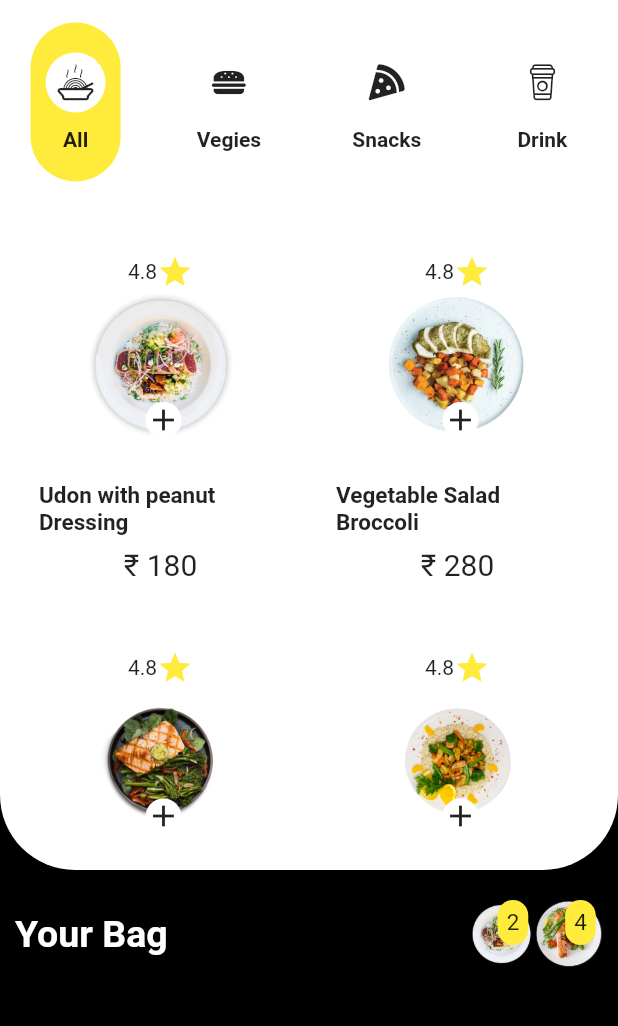
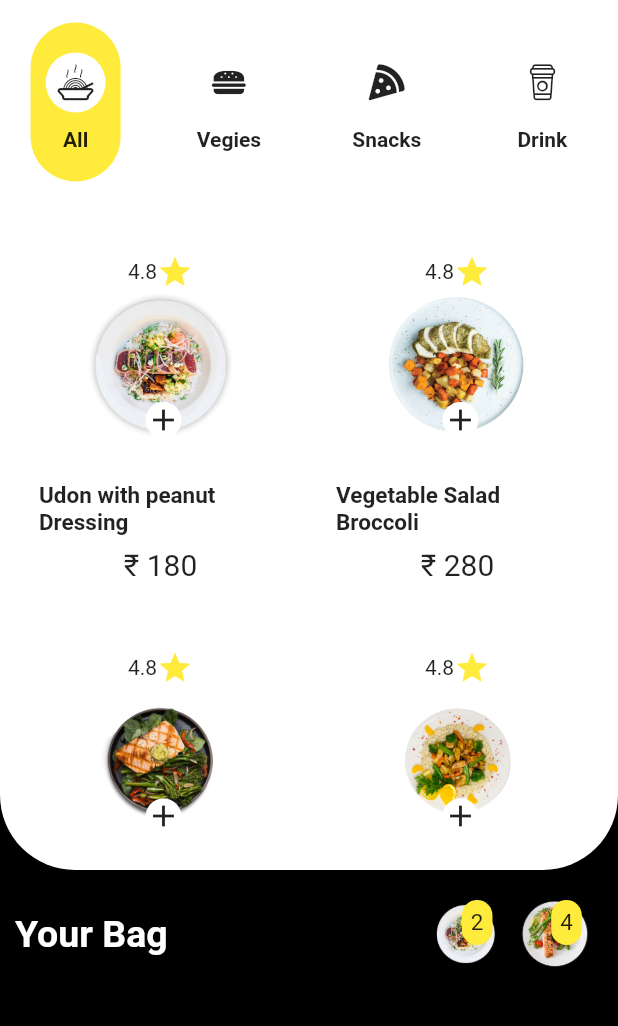
Before and after one commit to ghoshnilotpal8/DesignChallenge-, a Flutter app: the screen it shows after launch, on a phone screen of 412 x 824 dp, the part 180-1206 px from its top. Run offline on Flutter 3.47's test engine with Material 2 defaults, Android fonts, the phone set to English and light mode, and no system bars.

Commit message:
Usual commit

```diff
--- a/lib/HomePage.dart
+++ b/lib/HomePage.dart
@@ -648,12 +648,15 @@ class _HomePageState extends State<HomePage> {
                 padding: const EdgeInsets.fromLTRB(10.0, 20.0,5.0,0.0),
                 child: Row(
                   children: <Widget>[
-                    Text("Your Bag" ,style: TextStyle(fontSize: 25.0, fontWeight: FontWeight.bold, color: Colors.white)),
-                    Container(
-                      margin: EdgeInsets.only(left: 200.0),
+                    Expanded(flex: 7 ,child: Text("Your Bag" ,style: TextStyle(fontSize: 25.0, fontWeight: FontWeight.bold, color: Colors.white))),
+                    Expanded(
+                      flex: 3,
+                      child: Container(
                         child: Row(
                           children: <Widget>[
-                          Stack(
+                            Expanded(
+                              flex: 1,
+                              child: Stack(
                                 children: <Widget>[
                                  Image.asset("assets/plate1.png", height: 45.0,width: 45.0),
                                  Positioned(
@@ -671,8 +674,11 @@ class _HomePageState extends State<HomePage> {
                                  )
                                 ],
                               ),
+                            ),
 
-                          Stack(
+                            Expanded(
+                              flex: 1,
+                              child: Stack(
                                 children: <Widget>[
                                  Image.asset("assets/plate5.png", height: 45.0,width: 45.0),
                                  Positioned(
@@ -690,8 +696,10 @@ class _HomePageState extends State<HomePage> {
                                  )
                                 ],
                               ),
+                            ),
 
                           ],
+                        ),
                       ),
                     )
                   ],
```
Also changed, not shown: lib/DetailsPage.dart (added, +17 -0 lines). Lines whose indentation alone changed are shown as unchanged.
